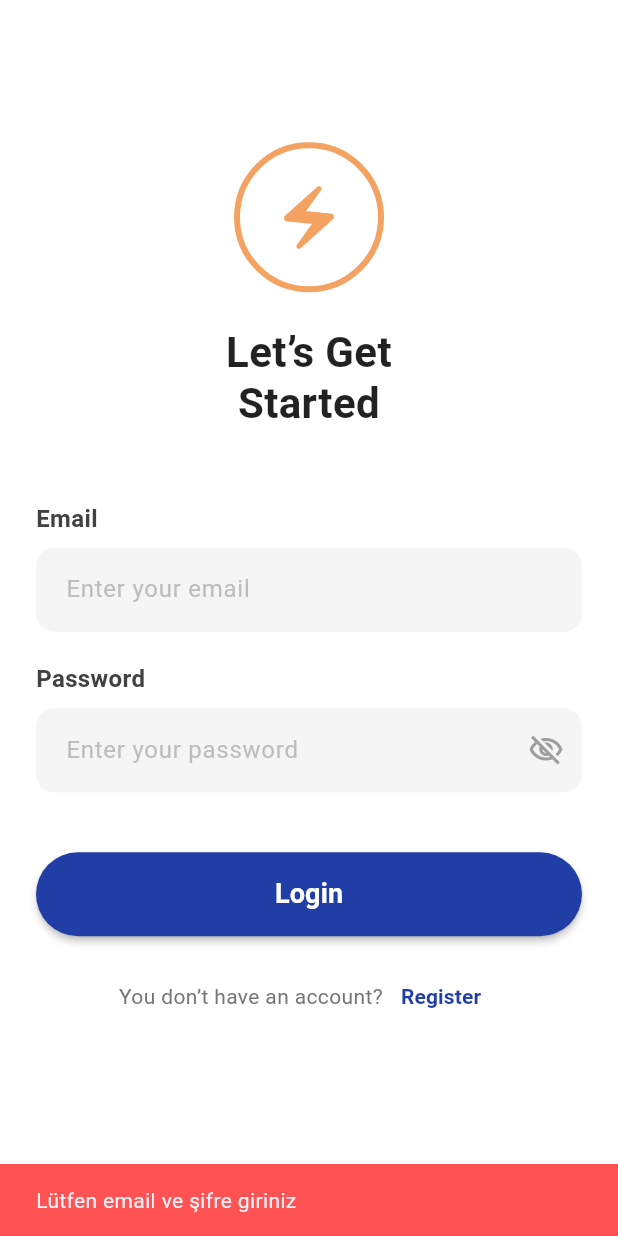
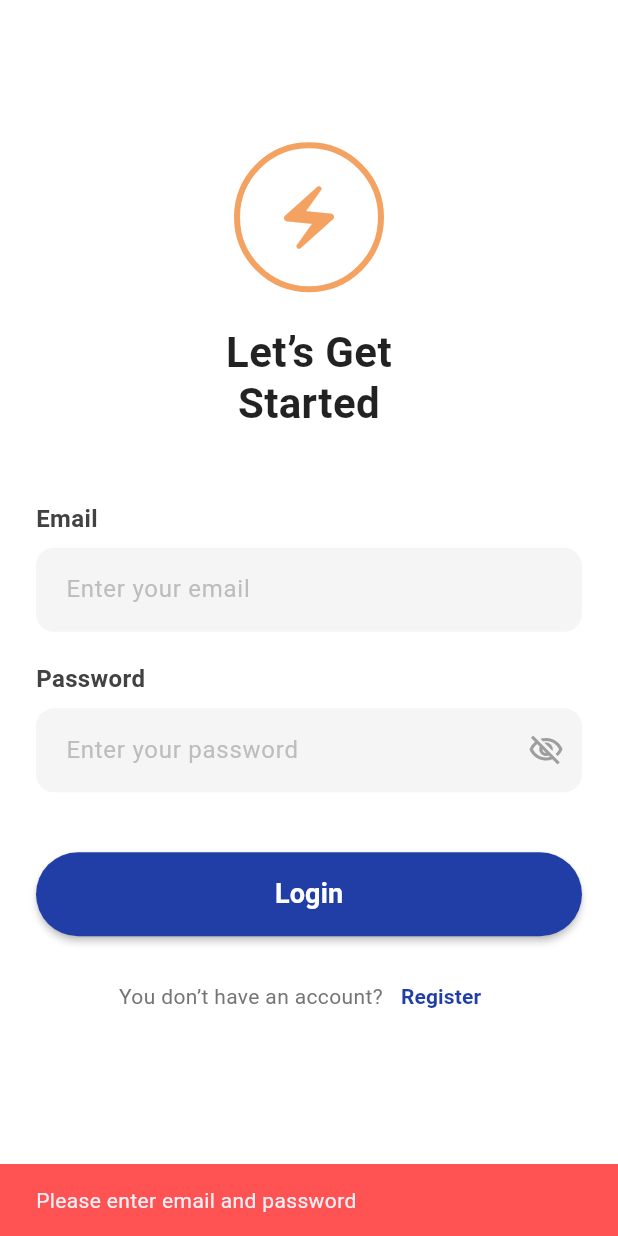
Before and after one commit to Cloud-Computer-Project/UI-Access-Component, a Flutter app: the screen it shows after launch, after a tap on "Login", on a phone screen of 412 x 824 dp. Run offline on Flutter 3.47's test engine with Material 3 defaults, Android fonts, the phone set to English and light mode, and no system bars.

Commit message:
english translation

```diff
--- a/lib/screens/login_screen.dart
+++ b/lib/screens/login_screen.dart
@@ -1,5 +1,5 @@
 import 'package:flutter/material.dart';
-import '../main.dart'; // MainNavigation'a erişmek için import ediyoruz
+import '../main.dart'; // Import to navigate to MainNavigation
 
 class LoginScreen extends StatefulWidget {
   const LoginScreen({super.key});
@@ -9,11 +9,11 @@ class LoginScreen extends StatefulWidget {
 }
 
 class _LoginScreenState extends State<LoginScreen> {
-  // Input verilerini kontrol etmek için controller'lar
+  // Controllers to read the input values
   final TextEditingController _emailController = TextEditingController();
   final TextEditingController _passwordController = TextEditingController();
 
-  // Şifre gizle/göster durumu (opsiyonel ama kullanışlı)
+  // Toggle to hide/show the password text
   bool _isObscure = true;
 
   @override
@@ -23,23 +23,22 @@ class _LoginScreenState extends State<LoginScreen> {
     super.dispose();
   }
 
-  // Giriş yapma fonksiyonu
+  // Handle login tap
   void _handleLogin() {
-    // Burada normalde backend isteği atılır.
-    // Şimdilik sadece alanlar dolu mu diye bakıp geçiş yapıyoruz.
+    // Normally you would call the backend here; for now we just check emptiness
     if (_emailController.text.isNotEmpty && _passwordController.text.isNotEmpty) {
 
-      // Başarılı giriş simülasyonu -> Ana Sayfaya Yönlendirme
-      // pushReplacement kullanıyoruz ki kullanıcı 'Geri' tuşuna basınca tekrar login'e dönmesin.
+      // Simulate success -> navigate to home
+      // Use pushReplacement so back does not return to login
       Navigator.pushReplacement(
         context,
         MaterialPageRoute(builder: (context) => const MainNavigation()),
       );
     } else {
-      // Uyarı göster
+      // Show warning
       ScaffoldMessenger.of(context).showSnackBar(
         const SnackBar(
-          content: Text('Lütfen email ve şifre giriniz'),
+          content: Text('Please enter email and password'),
           backgroundColor: Colors.redAccent,
         ),
       );
@@ -60,21 +59,21 @@ class _LoginScreenState extends State<LoginScreen> {
               children: [
                 const Spacer(flex: 2),
 
-                // --- LOGO ALANI ---
-                // Görseldeki logoyu simüle eden tasarım
+                // --- LOGO ---
+                // Simple circle with bolt icon
                 Container(
                   width: 100,
                   height: 100,
                   decoration: BoxDecoration(
                     shape: BoxShape.circle,
                     border: Border.all(
-                      color: const Color(0xFFF4A261), // Turuncu renk
+                      color: const Color(0xFFF4A261), // Orange accent
                       width: 4,
                     ),
                   ),
                   child: Center(
                     child: Icon(
-                      Icons.electric_bolt_rounded, // Şimşek ikonu
+                      Icons.electric_bolt_rounded, // Lightning icon
                       size: 50,
                       color: const Color(0xFFF4A261),
                     ),
@@ -83,7 +82,7 @@ class _LoginScreenState extends State<LoginScreen> {
 
                 const SizedBox(height: 24),
 
-                // --- BAŞLIK ---
+                // --- TITLE ---
                 const Text(
                   "Let’s Get\nStarted",
                   textAlign: TextAlign.center,
@@ -117,7 +116,7 @@ class _LoginScreenState extends State<LoginScreen> {
                     hintText: "Enter your email",
                     hintStyle: TextStyle(color: Colors.grey[400]),
                     filled: true,
-                    fillColor: Colors.grey[100], // Hafif gri arka plan
+                    fillColor: Colors.grey[100], // Light gray background
                     border: OutlineInputBorder(
                       borderRadius: BorderRadius.circular(12),
                       borderSide: BorderSide.none,
@@ -177,7 +176,7 @@ class _LoginScreenState extends State<LoginScreen> {
                   child: ElevatedButton(
                     onPressed: _handleLogin,
                     style: ElevatedButton.styleFrom(
-                      backgroundColor: const Color(0xFF213EA7), // Proje ana rengi
+                      backgroundColor: const Color(0xFF213EA7), // App primary color
                       foregroundColor: Colors.white,
                       shape: RoundedRectangleBorder(
                         borderRadius: BorderRadius.circular(30),
@@ -206,7 +205,7 @@ class _LoginScreenState extends State<LoginScreen> {
                     ),
                     TextButton(
                       onPressed: () {
-                        // Register sayfasına gitme kodu buraya gelecek
+                        // TODO: navigate to register screen
                       },
                       child: const Text(
                         "Register",
```
